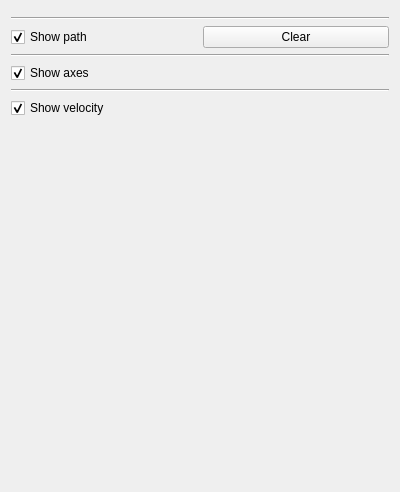
The window that src/janeth_viewer/lib/gui/PoslvControl.ui (jmaye/janeth-ros-viewer) describes before a commit, drawn with Qt 5.
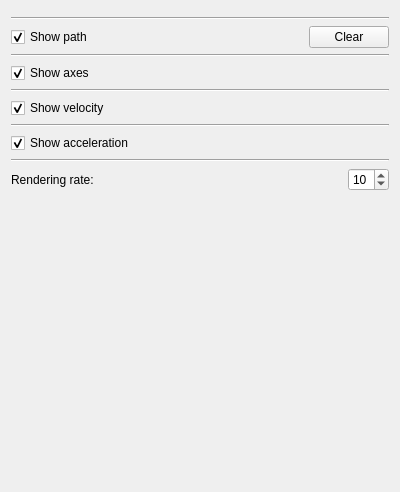
The same window after the commit. Custom widgets are drawn as their Qt base class.

```diff
--- a/src/janeth_viewer/lib/gui/PoslvControl.ui
+++ b/src/janeth_viewer/lib/gui/PoslvControl.ui
@@ -36,13 +36,26 @@
        </property>
       </widget>
      </item>
-     <item row="0" column="1">
+     <item row="0" column="2">
       <widget class="QPushButton" name="clearButton">
        <property name="text">
         <string>Clear</string>
        </property>
       </widget>
      </item>
+     <item row="0" column="1">
+      <spacer name="horizontalSpacer_2">
+       <property name="orientation">
+        <enum>Qt::Horizontal</enum>
+       </property>
+       <property name="sizeHint" stdset="0">
+        <size>
+         <width>40</width>
+         <height>20</height>
+        </size>
+       </property>
+      </spacer>
+     </item>
     </layout>
    </item>
    <item>
@@ -87,6 +100,65 @@
      </item>
     </layout>
    </item>
+   <item>
+    <widget class="Line" name="line_4">
+     <property name="orientation">
+      <enum>Qt::Horizontal</enum>
+     </property>
+    </widget>
+   </item>
+   <item>
+    <layout class="QGridLayout" name="accelerationLayout">
+     <item row="0" column="0">
+      <widget class="QCheckBox" name="showAccelerationCheckBox">
+       <property name="text">
+        <string>Show acceleration</string>
+       </property>
+       <property name="checked">
+        <bool>true</bool>
+       </property>
+      </widget>
+     </item>
+    </layout>
+   </item>
+   <item>
+    <widget class="Line" name="line_5">
+     <property name="orientation">
+      <enum>Qt::Horizontal</enum>
+     </property>
+    </widget>
+   </item>
+   <item>
+    <layout class="QGridLayout" name="rateLayout">
+     <item row="0" column="0">
+      <widget class="QLabel" name="rateLabel">
+       <property name="text">
+        <string>Rendering rate:</string>
+       </property>
+      </widget>
+     </item>
+     <item row="0" column="2">
+      <widget class="QSpinBox" name="rateSpinBox">
+       <property name="value">
+        <number>10</number>
+       </property>
+      </widget>
+     </item>
+     <item row="0" column="1">
+      <spacer name="horizontalSpacer">
+       <property name="orientation">
+        <enum>Qt::Horizontal</enum>
+       </property>
+       <property name="sizeHint" stdset="0">
+        <size>
+         <width>40</width>
+         <height>20</height>
+        </size>
+       </property>
+      </spacer>
+     </item>
+    </layout>
+   </item>
    <item>
     <spacer name="verticalSpacer">
      <property name="orientation">
```
Left out of the diff: 17 changed lines with no effect on the pictures.
